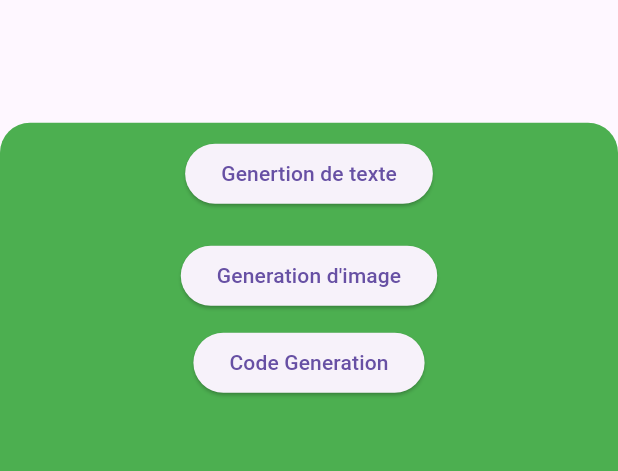
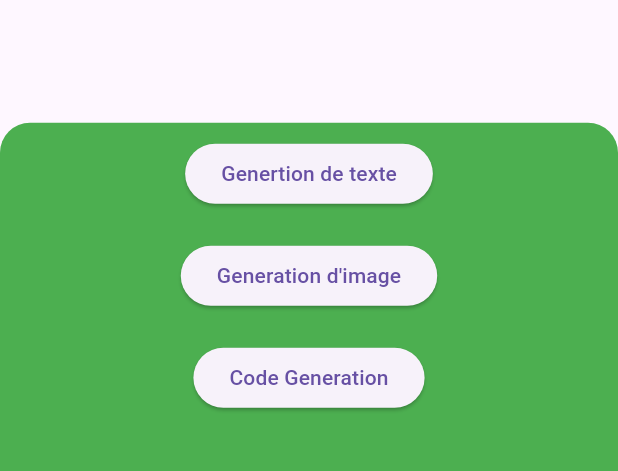
Before and after one commit to feyroozecode/geminina, a Flutter app: the screen it shows after launch, on a phone screen of 412 x 824 dp, the part 332-803 px from its top. Run offline on Flutter 3.47's test engine with Material 3 defaults, Android fonts, the phone set to English and light mode, and no system bars; our stand-ins replace google_generative_ai; missing offline and left inert: dotenv.

Commit message:
adding docs

```diff
--- a/lib/pages/chat/chat_screen.dart
+++ b/lib/pages/chat/chat_screen.dart
@@ -1,28 +1,58 @@
+///Imports:
+// dotenv: Pour gérer les variables d'environnement.
+// flutter/material.dart: Pour utiliser les widgets Material Design.
+// geminina/const/app_constante.dart: Pour les constantes de l'application.
+// geminina/service/chat_service.dart: Pour les services de chat.
+// geminina/widgets/messae_widget.dart: Pour les widgets de message.
+// google_generative_ai/google_generative_ai.dart: Pour le modèle génératif de Google.
+// Classes:
 import 'package:dotenv/dotenv.dart';
 import 'package:flutter/material.dart';
-import 'package:geminina/const/app_constante.dart';
 import 'package:geminina/service/chat_service.dart';
 import 'package:geminina/widgets/messae_widget.dart';
 import 'package:google_generative_ai/google_generative_ai.dart';
 
+
+
+// _scrollDown(): Scroll automatiquement vers le bas pour afficher le dernier message.
+// build(): Construit l'interface utilisateur.
+// _sendChatMessage(): Envoie un message au modèle génératif et gère la réponse.
+// _showError(): Affiche un message d'erreur dans une boîte de dialogue.
+///
+
+
+// ChatScreen est un StatefulWidget qui gère l'interface utilisateur du chatbot.
+// _ChatScreenState contient l'état et la logique de ChatScreen.
+// Initialisation:
 class ChatScreen extends StatefulWidget {
   @override
   _ChatScreenState createState() => _ChatScreenState();
 }
 
 class _ChatScreenState extends State<ChatScreen> {
+
+  // _formKey, _promptController, _messages: Contrôleurs et listes pour gérer le formulaire et les messages.
   final _formKey = GlobalKey<FormState>();
+  /// Controller pour le prompt de l'utilisateur
   final _promptController = TextEditingController();
+
+  /// Message géneré
   final _messages = <MessageWidget>[];
     late final GenerativeModel _model;
   final ScrollController _scrollController = ScrollController();
 
+// env: Charge les variables d'environnement.
   var env = DotEnv(includePlatformEnvironment: true)..load();
 
+  // _generatedContent: Liste des contenus générés (texte et images).
   final List<({Image? image, String? text, bool fromUser})> _generatedContent =
       <({Image? image, String? text, bool fromUser})>[];
 
+  /// _loading: Indique si une requête est en cours.
+  /// variable pour suivre l'etat de la progression de la generation
   bool _loading = false;
+
+  /// Session du Chat
   late final ChatSession _chat;
   final TextEditingController _textController = TextEditingController();
   final FocusNode _textFieldFocus = FocusNode();
@@ -34,6 +64,8 @@ class _ChatScreenState extends State<ChatScreen> {
     super.initState();
 
     _model = _chatService.initModel();
+
+    // _chat: Session de chat initialisée dans initState.
     _chat = _model.startChat();
   }
 
@@ -49,11 +81,10 @@ class _ChatScreenState extends State<ChatScreen> {
     );
   }
 
-
   @override
   Widget build(BuildContext context) {
 
-    final API_KEY =  env['GEMINI_API_KEY']!;
+    final API_KEY = env['GEMINI_API_KEY']!;
 
       final textFieldDecoration = InputDecoration(
       contentPadding: const EdgeInsets.all(15),
@@ -129,6 +160,7 @@ class _ChatScreenState extends State<ChatScreen> {
                   ),
                 ),
                 const SizedBox.square(dimension: 15),
+                /// generate image
                 // IconButton(
                 //   onPressed: !_loading
                 //       ? () async {
@@ -182,7 +214,7 @@ class _ChatScreenState extends State<ChatScreen> {
       _generatedContent.add((image: null, text: text, fromUser: false));
 
       if (text == null) {
-        _showError('No response from API.');
+        _showError('Pas de réponse de l\Api verifier votre internet iu relancer .');
         return;
       } else {
         setState(() {
--- a/lib/pages/home_page.dart
+++ b/lib/pages/home_page.dart
@@ -67,8 +67,9 @@ class _HomePageState extends State<HomePage> {
                   ),
                   ),
 
-                  Padding(padding: EdgeInsets.all(10),
-                  child: /// Image Generation button
+                  Padding(padding: const EdgeInsets.all(10),
+                  child:
+                  /// Image Generation button
                   ElevatedButton(
                     onPressed: () {
                       // Navigator.push(context, MaterialPageRoute(builder: (context) => ImageGenerationPage()));
@@ -78,12 +79,14 @@ class _HomePageState extends State<HomePage> {
 
 
                   /// Code Generation button
-                  ElevatedButton(
+                 Padding(padding: const EdgeInsets.all(10),
+                 child:  ElevatedButton(
                     onPressed: () {
                       // Navigator.push(context, MaterialPageRoute(builder: (context) => CodeGenerationPage()));
                     },
                     child: Text("Code Generation"),
                   ),
+                  )
                 ],
               ),
             )
```
Also changed, not shown: lib/service/chat_service.dart (line endings or trailing spaces).
